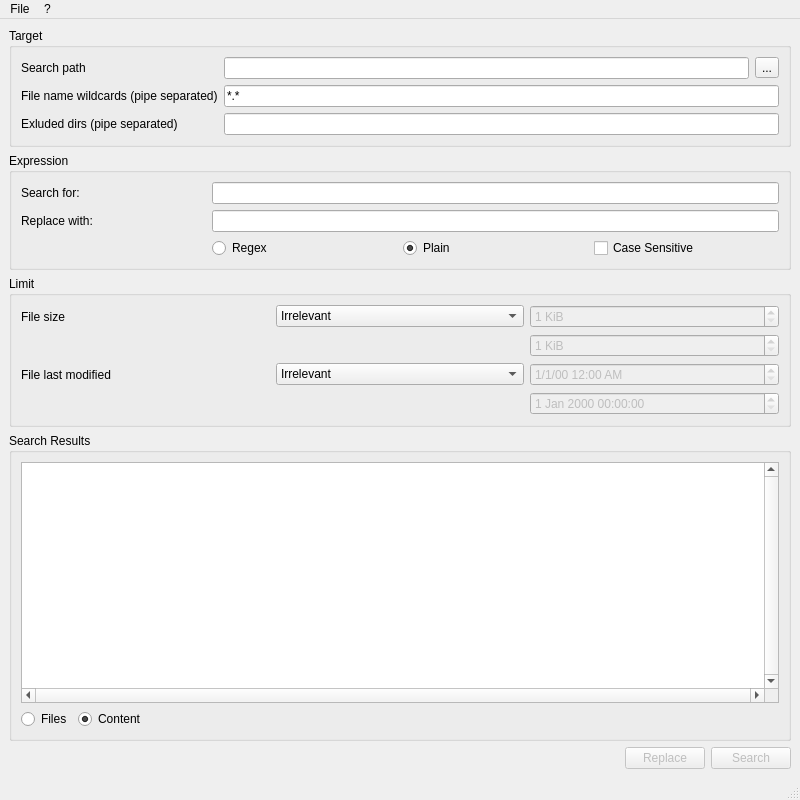
Old version of the form src/MainWindow.ui in the repository visuve/grepQt.
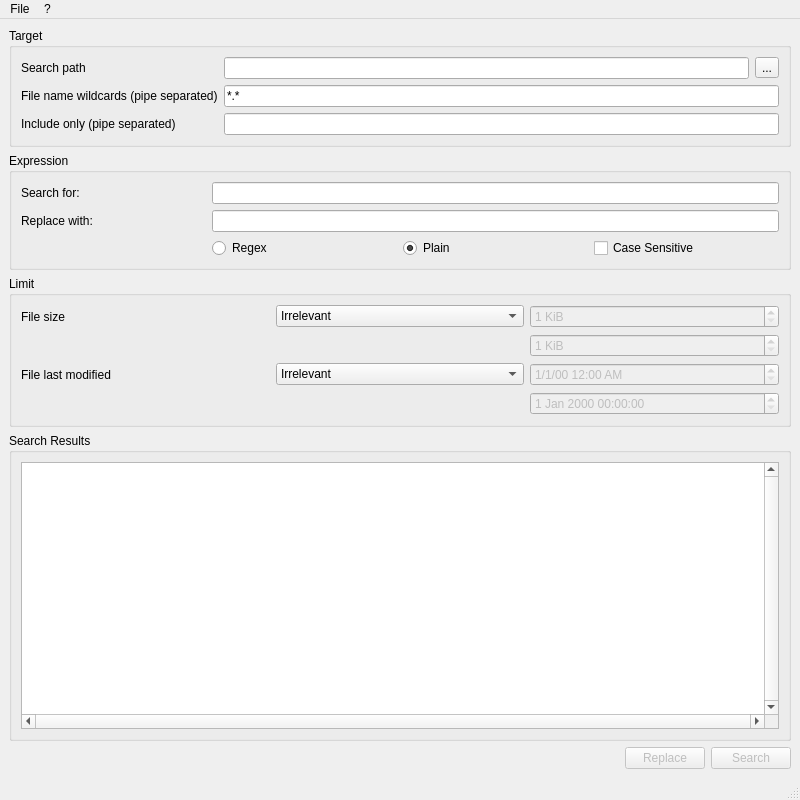
New version of the form.

Commit message:
Change the file/content list to tree view
- It's very ugly as of now, but it works far better as a concept

Patch:
```diff
--- a/src/MainWindow.ui
+++ b/src/MainWindow.ui
@@ -21,25 +21,8 @@
        <string>Search Results</string>
       </property>
       <layout class="QFormLayout" name="formLayout">
-       <item row="1" column="0">
-        <widget class="QRadioButton" name="radioButtonFiles">
-         <property name="text">
-          <string>Files</string>
-         </property>
-        </widget>
-       </item>
-       <item row="1" column="1">
-        <widget class="QRadioButton" name="radioButtonContent">
-         <property name="text">
-          <string>Content</string>
-         </property>
-         <property name="checked">
-          <bool>true</bool>
-         </property>
-        </widget>
-       </item>
        <item row="0" column="0" colspan="2">
-        <widget class="QTableView" name="tableViewResults">
+        <widget class="QTreeView" name="treeViewResults">
          <property name="contextMenuPolicy">
           <enum>Qt::CustomContextMenu</enum>
          </property>
@@ -76,27 +59,6 @@
          <property name="horizontalScrollMode">
           <enum>QAbstractItemView::ScrollPerPixel</enum>
          </property>
-         <property name="showGrid">
-          <bool>false</bool>
-         </property>
-         <property name="sortingEnabled">
-          <bool>true</bool>
-         </property>
-         <property name="wordWrap">
-          <bool>false</bool>
-         </property>
-         <attribute name="horizontalHeaderHighlightSections">
-          <bool>false</bool>
-         </attribute>
-         <attribute name="horizontalHeaderStretchLastSection">
-          <bool>true</bool>
-         </attribute>
-         <attribute name="verticalHeaderDefaultSectionSize">
-          <number>24</number>
-         </attribute>
-         <attribute name="verticalHeaderHighlightSections">
-          <bool>false</bool>
-         </attribute>
         </widget>
        </item>
       </layout>
@@ -275,7 +237,7 @@
        <item row="4" column="0">
         <widget class="QLabel" name="labelExcludes">
          <property name="text">
-          <string>Exluded dirs (pipe separated)</string>
+          <string>Include only (pipe separated)</string>
          </property>
         </widget>
        </item>
```
Left out of the diff: 4 changed lines with no effect on the pictures. The commit also changes 7 other files.
